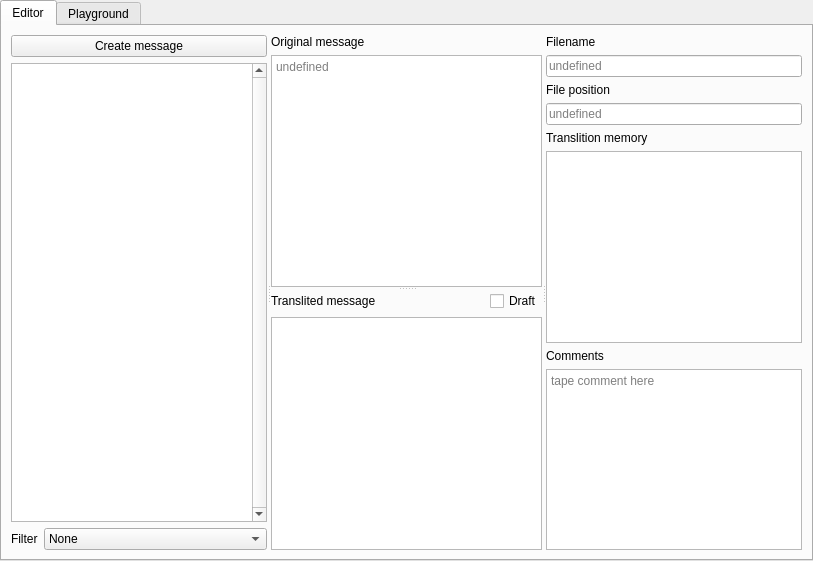
Above: ui/editor.ui from PtaxLaine/fluedit before the change. Below: the same form after it.
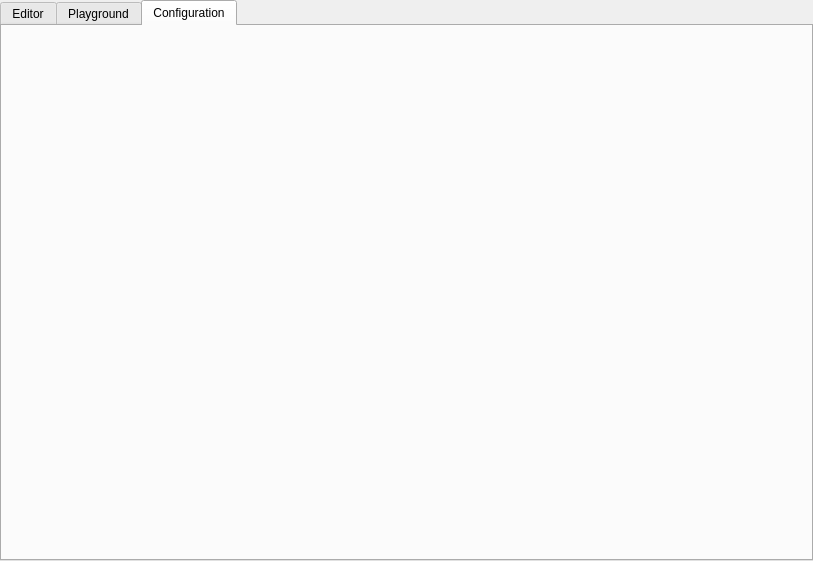
That is the form after the change. The open tabs and pages were chosen to show the change.

```diff
--- a/ui/editor.ui
+++ b/ui/editor.ui
@@ -281,6 +281,16 @@
        </item>
       </layout>
      </widget>
+     <widget class="QWidget" name="tab_3">
+      <attribute name="title">
+       <string>Configuration</string>
+      </attribute>
+      <layout class="QVBoxLayout" name="verticalLayout_6">
+       <item>
+        <layout class="QVBoxLayout" name="tab_config_layout"/>
+       </item>
+      </layout>
+     </widget>
     </widget>
    </item>
   </layout>
```
